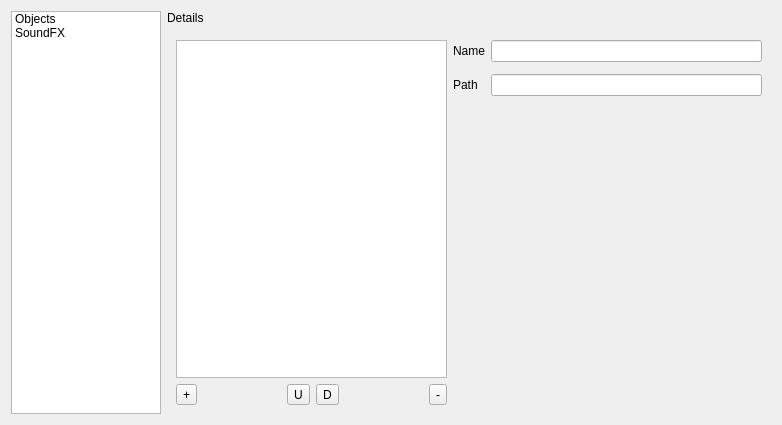
This is RetroEDv2/tools/sceneproperties/stageconfigeditorv4.ui in RSDKModding/RetroED as Qt 5 draws it before an edit. The edited form follows.
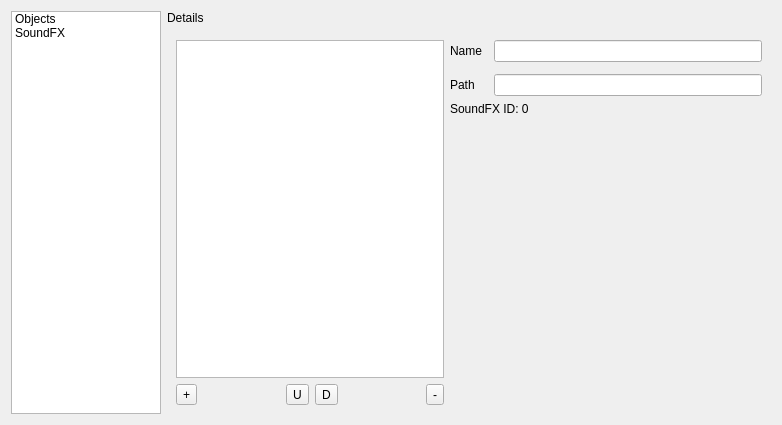
This is the edited form. The open tabs and pages were chosen to show the change.

What changed in the file:
```diff
--- a/RetroEDv2/tools/sceneproperties/stageconfigeditorv4.ui
+++ b/RetroEDv2/tools/sceneproperties/stageconfigeditorv4.ui
@@ -181,7 +181,52 @@
      </widget>
      <widget class="QWidget" name="sfxPage">
       <layout class="QGridLayout" name="gridLayout_6">
-       <item row="4" column="0">
+       <item row="0" column="0" rowspan="5">
+        <widget class="QListWidget" name="sfxList">
+         <property name="sizePolicy">
+          <sizepolicy hsizetype="Expanding" vsizetype="Expanding">
+           <horstretch>0</horstretch>
+           <verstretch>0</verstretch>
+          </sizepolicy>
+         </property>
+         <property name="minimumSize">
+          <size>
+           <width>194</width>
+           <height>0</height>
+          </size>
+         </property>
+         <property name="maximumSize">
+          <size>
+           <width>16777215</width>
+           <height>16777215</height>
+          </size>
+         </property>
+        </widget>
+       </item>
+       <item row="0" column="3">
+        <widget class="QLineEdit" name="sfxName"/>
+       </item>
+       <item row="0" column="1">
+        <widget class="QLabel" name="label">
+         <property name="text">
+          <string>Name</string>
+         </property>
+        </widget>
+       </item>
+       <item row="4" column="3">
+        <spacer name="verticalSpacer_3">
+         <property name="orientation">
+          <enum>Qt::Vertical</enum>
+         </property>
+         <property name="sizeHint" stdset="0">
+          <size>
+           <width>20</width>
+           <height>311</height>
+          </size>
+         </property>
+        </spacer>
+       </item>
+       <item row="5" column="0">
         <layout class="QGridLayout" name="gridLayout_5">
          <item row="0" column="0">
           <widget class="QToolButton" name="addSfx">
@@ -239,38 +284,6 @@
          </item>
         </layout>
        </item>
-       <item row="0" column="0" rowspan="4">
-        <widget class="QListWidget" name="sfxList">
-         <property name="sizePolicy">
-          <sizepolicy hsizetype="Expanding" vsizetype="Expanding">
-           <horstretch>0</horstretch>
-           <verstretch>0</verstretch>
-          </sizepolicy>
-         </property>
-         <property name="minimumSize">
-          <size>
-           <width>194</width>
-           <height>0</height>
-          </size>
-         </property>
-         <property name="maximumSize">
-          <size>
-           <width>16777215</width>
-           <height>16777215</height>
-          </size>
-         </property>
-        </widget>
-       </item>
-       <item row="0" column="1">
-        <widget class="QLabel" name="label">
-         <property name="text">
-          <string>Name</string>
-         </property>
-        </widget>
-       </item>
-       <item row="0" column="3">
-        <widget class="QLineEdit" name="sfxName"/>
-       </item>
        <item row="2" column="1">
         <widget class="QLabel" name="label_8">
          <property name="text">
@@ -281,18 +294,12 @@
        <item row="2" column="3">
         <widget class="QLineEdit" name="sfxPath"/>
        </item>
-       <item row="3" column="3">
-        <spacer name="verticalSpacer_3">
-         <property name="orientation">
-          <enum>Qt::Vertical</enum>
+       <item row="3" column="1" colspan="3">
+        <widget class="QLabel" name="sfxID">
+         <property name="text">
+          <string>SoundFX ID: 0</string>
          </property>
-         <property name="sizeHint" stdset="0">
-          <size>
-           <width>20</width>
-           <height>311</height>
-          </size>
-         </property>
-        </spacer>
+        </widget>
        </item>
       </layout>
      </widget>
```
